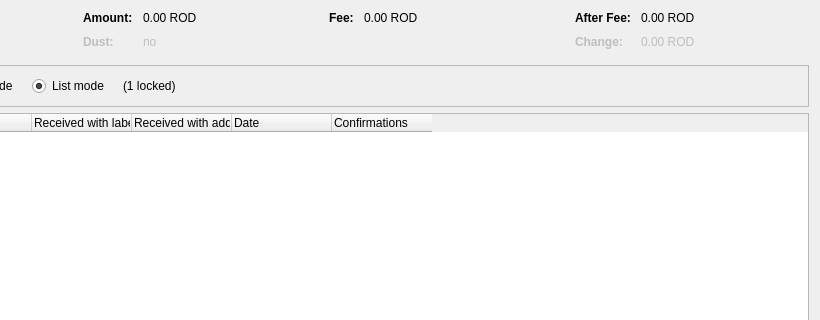
Qt form chain/src/qt/forms/coincontroldialog.ui (TheBloodStone/bloodstone) before a commit; both pictures show x 180 to 1000 and y 0 to 320 of the 1000 by 500 pixel window.
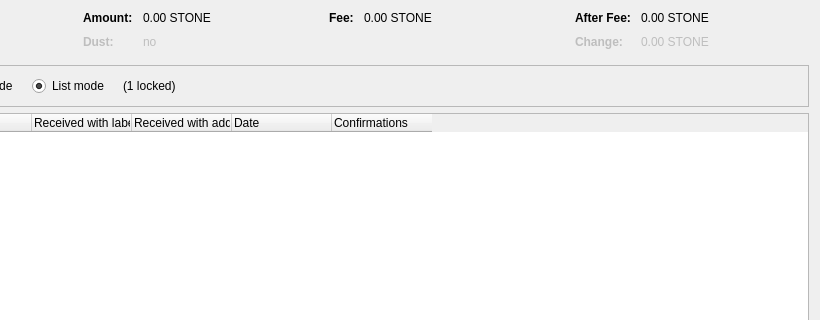
The same form after that commit. Custom widgets are drawn as their Qt base class.

What changed in the file:
```diff
--- a/chain/src/qt/forms/coincontroldialog.ui
+++ b/chain/src/qt/forms/coincontroldialog.ui
@@ -132,7 +132,7 @@
           <enum>Qt::ActionsContextMenu</enum>
          </property>
          <property name="text">
-          <string notr="true">0.00 ROD</string>
+          <string notr="true">0.00 STONE</string>
          </property>
          <property name="textInteractionFlags">
           <set>Qt::LinksAccessibleByMouse|Qt::TextSelectableByKeyboard|Qt::TextSelectableByMouse</set>
@@ -212,7 +212,7 @@
           <enum>Qt::ActionsContextMenu</enum>
          </property>
          <property name="text">
-          <string notr="true">0.00 ROD</string>
+          <string notr="true">0.00 STONE</string>
          </property>
          <property name="textInteractionFlags">
           <set>Qt::LinksAccessibleByMouse|Qt::TextSelectableByKeyboard|Qt::TextSelectableByMouse</set>
@@ -257,7 +257,7 @@
           <enum>Qt::ActionsContextMenu</enum>
          </property>
          <property name="text">
-          <string notr="true">0.00 ROD</string>
+          <string notr="true">0.00 STONE</string>
          </property>
          <property name="textInteractionFlags">
           <set>Qt::LinksAccessibleByMouse|Qt::TextSelectableByKeyboard|Qt::TextSelectableByMouse</set>
@@ -292,7 +292,7 @@
           <enum>Qt::ActionsContextMenu</enum>
          </property>
          <property name="text">
-          <string notr="true">0.00 ROD</string>
+          <string notr="true">0.00 STONE</string>
          </property>
          <property name="textInteractionFlags">
           <set>Qt::LinksAccessibleByMouse|Qt::TextSelectableByKeyboard|Qt::TextSelectableByMouse</set>
```
